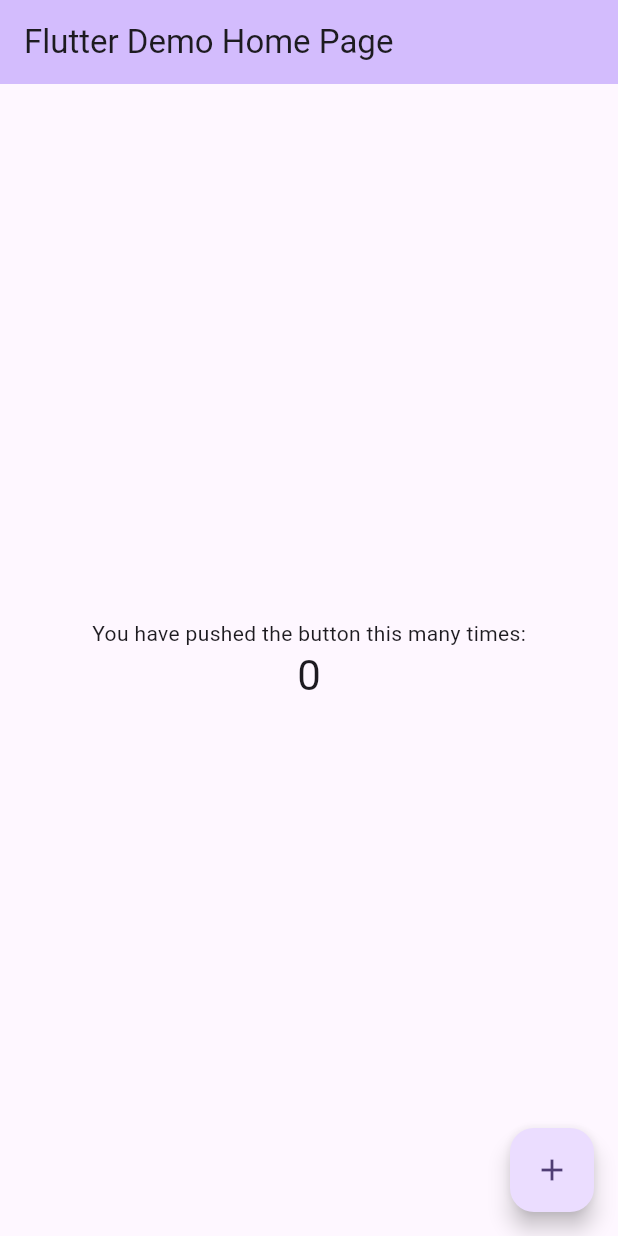
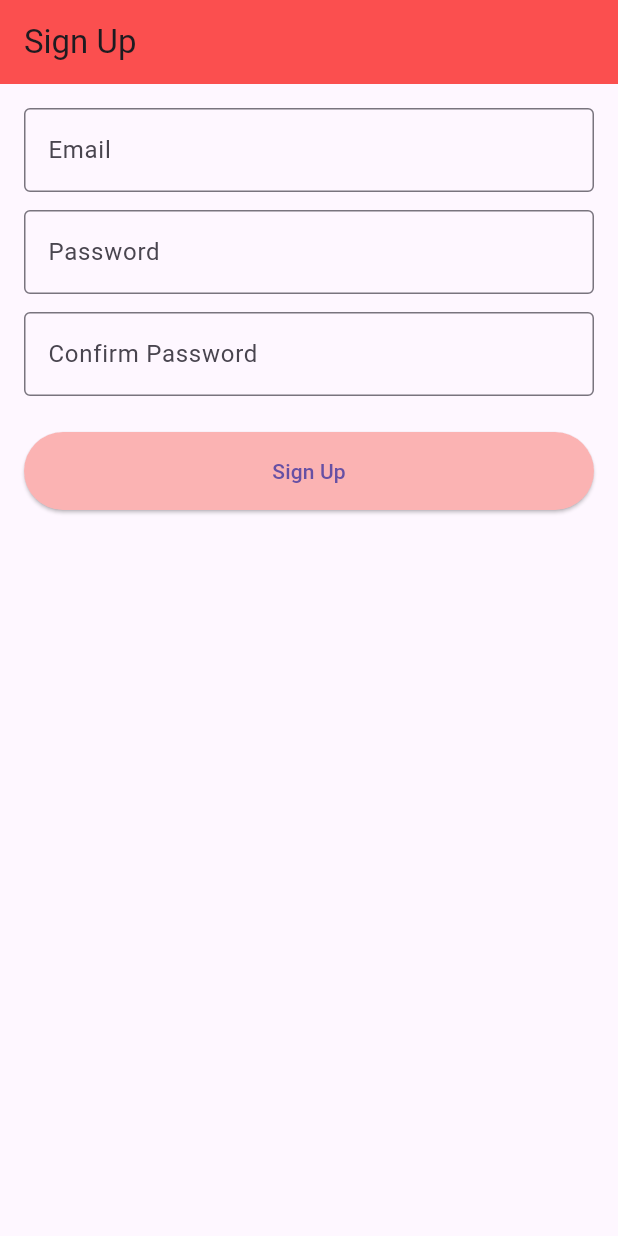
Before and after one commit to MTuffaha/project2, a Flutter app: the screen it shows after launch, on a phone screen of 412 x 824 dp. Run offline on Flutter 3.47's test engine with Material 3 defaults, Android fonts, the phone set to English and light mode, and no system bars.

Commit message:
signup added and main.dart changed

```diff
--- a/mobdevproj2/lib/main.dart
+++ b/mobdevproj2/lib/main.dart
@@ -1,125 +1,21 @@
 import 'package:flutter/material.dart';
+import 'signup_page.dart';
 
 void main() {
   runApp(const MyApp());
 }
 
 class MyApp extends StatelessWidget {
-  const MyApp({super.key});
+  const MyApp({Key? key});
 
-  // This widget is the root of your application.
   @override
   Widget build(BuildContext context) {
     return MaterialApp(
-      title: 'Flutter Demo',
+      title: 'Your App Title',
       theme: ThemeData(
-        // This is the theme of your application.
-        //
-        // TRY THIS: Try running your application with "flutter run". You'll see
-        // the application has a purple toolbar. Then, without quitting the app,
-        // try changing the seedColor in the colorScheme below to Colors.green
-        // and then invoke "hot reload" (save your changes or press the "hot
-        // reload" button in a Flutter-supported IDE, or press "r" if you used
-        // the command line to start the app).
-        //
-        // Notice that the counter didn't reset back to zero; the application
-        // state is not lost during the reload. To reset the state, use hot
-        // restart instead.
-        //
-        // This works for code too, not just values: Most code changes can be
-        // tested with just a hot reload.
-        colorScheme: ColorScheme.fromSeed(seedColor: Colors.deepPurple),
-        useMaterial3: true,
+
       ),
-      home: const MyHomePage(title: 'Flutter Demo Home Page'),
+      home: SignUpPage(), //signuppage as home temporarily
     );
   }
 }
-
-class MyHomePage extends StatefulWidget {
-  const MyHomePage({super.key, required this.title});
-
-  // This widget is the home page of your application. It is stateful, meaning
-  // that it has a State object (defined below) that contains fields that affect
-  // how it looks.
-
-  // This class is the configuration for the state. It holds the values (in this
-  // case the title) provided by the parent (in this case the App widget) and
-  // used by the build method of the State. Fields in a Widget subclass are
-  // always marked "final".
-
-  final String title;
-
-  @override
-  State<MyHomePage> createState() => _MyHomePageState();
-}
-
-class _MyHomePageState extends State<MyHomePage> {
-  int _counter = 0;
-
-  void _incrementCounter() {
-    setState(() {
-      // This call to setState tells the Flutter framework that something has
-      // changed in this State, which causes it to rerun the build method below
-      // so that the display can reflect the updated values. If we changed
-      // _counter without calling setState(), then the build method would not be
-      // called again, and so nothing would appear to happen.
-      _counter++;
-    });
-  }
-
-  @override
-  Widget build(BuildContext context) {
-    // This method is rerun every time setState is called, for instance as done
-    // by the _incrementCounter method above.
-    //
-    // The Flutter framework has been optimized to make rerunning build methods
-    // fast, so that you can just rebuild anything that needs updating rather
-    // than having to individually change instances of widgets.
-    return Scaffold(
-      appBar: AppBar(
-        // TRY THIS: Try changing the color here to a specific color (to
-        // Colors.amber, perhaps?) and trigger a hot reload to see the AppBar
-        // change color while the other colors stay the same.
-        backgroundColor: Theme.of(context).colorScheme.inversePrimary,
-        // Here we take the value from the MyHomePage object that was created by
-        // the App.build method, and use it to set our appbar title.
-        title: Text(widget.title),
-      ),
-      body: Center(
-        // Center is a layout widget. It takes a single child and positions it
-        // in the middle of the parent.
-        child: Column(
-          // Column is also a layout widget. It takes a list of children and
-          // arranges them vertically. By default, it sizes itself to fit its
-          // children horizontally, and tries to be as tall as its parent.
-          //
-          // Column has various properties to control how it sizes itself and
-          // how it positions its children. Here we use mainAxisAlignment to
-          // center the children vertically; the main axis here is the vertical
-          // axis because Columns are vertical (the cross axis would be
-          // horizontal).
-          //
-          // TRY THIS: Invoke "debug painting" (choose the "Toggle Debug Paint"
-          // action in the IDE, or press "p" in the console), to see the
-          // wireframe for each widget.
-          mainAxisAlignment: MainAxisAlignment.center,
-          children: <Widget>[
-            const Text(
-              'You have pushed the button this many times:',
-            ),
-            Text(
-              '$_counter',
-              style: Theme.of(context).textTheme.headlineMedium,
-            ),
-          ],
-        ),
-      ),
-      floatingActionButton: FloatingActionButton(
-        onPressed: _incrementCounter,
-        tooltip: 'Increment',
-        child: const Icon(Icons.add),
-      ), // This trailing comma makes auto-formatting nicer for build methods.
-    );
-  }
-}
--- a/mobdevproj2/lib/signup_page.dart
+++ b/mobdevproj2/lib/signup_page.dart
@@ -0,0 +1,129 @@
+import 'package:flutter/material.dart';
+
+class SignUpPage extends StatelessWidget {
+  @override
+  Widget build(BuildContext context) {
+    return Scaffold(
+      appBar: AppBar(
+        title: Text('Sign Up'),
+        backgroundColor: Color(0xFFFB4F4F),
+      ),
+      body: SingleChildScrollView(
+        child: Padding(
+          padding: EdgeInsets.all(16.0),
+          child: SignUpForm(),
+        ),
+      ),
+    );
+  }
+}
+
+class SignUpForm extends StatefulWidget {
+  @override
+  _SignUpFormState createState() => _SignUpFormState();
+}
+
+class _SignUpFormState extends State<SignUpForm> {
+  final _formKey = GlobalKey<FormState>();
+  final TextEditingController _passwordController = TextEditingController();
+  final TextEditingController _confirmPasswordController =
+      TextEditingController();
+
+  String _email = '';
+  String _password = '';
+  String _confirmPassword = '';
+
+  @override
+  void dispose() {
+    _passwordController.dispose();
+    _confirmPasswordController.dispose();
+    super.dispose();
+  }
+
+  void _submitForm() {
+    if (_formKey.currentState!.validate()) {
+     //firebase logic needed
+      print('Email: $_email');
+      print('Password: $_password');
+    }
+  }
+
+  @override
+  Widget build(BuildContext context) {
+    return Form(
+      key: _formKey,
+      child: Column(
+        crossAxisAlignment: CrossAxisAlignment.stretch,
+        children: <Widget>[
+          TextFormField(
+            keyboardType: TextInputType.emailAddress,
+            decoration: InputDecoration(
+              labelText: 'Email',
+              border: OutlineInputBorder(),
+            ),
+            validator: (value) {
+              if (value == null || value.isEmpty) {
+                return 'Please enter your email';
+              }
+              return null;
+            },
+            onChanged: (value) {
+              setState(() {
+                _email = value;
+              });
+            },
+          ),
+          SizedBox(height: 12.0),
+          TextFormField(
+            controller: _passwordController,
+            obscureText: true,
+            decoration: InputDecoration(
+              labelText: 'Password',
+              border: OutlineInputBorder(),
+            ),
+            validator: (value) {
+              if (value == null || value.isEmpty) {
+                return 'Please enter a password';
+              }
+              return null;
+            },
+            onChanged: (value) {
+              setState(() {
+                _password = value;
+              });
+            },
+          ),
+          SizedBox(height: 12.0),
+          TextFormField(
+            controller: _confirmPasswordController,
+            obscureText: true,
+            decoration: InputDecoration(
+              labelText: 'Confirm Password',
+              border: OutlineInputBorder(),
+            ),
+            validator: (value) {
+              if (value != _passwordController.text) {
+                return 'Passwords do not match';
+              }
+              return null;
+            },
+            onChanged: (value) {
+              setState(() {
+                _confirmPassword = value;
+              });
+            },
+          ),
+          SizedBox(height: 24.0),
+          ElevatedButton(
+            onPressed: _submitForm,
+            child: Text('Sign Up'),
+            style: ElevatedButton.styleFrom(
+              primary: Color(0xFFFBB3B3),
+              padding: EdgeInsets.symmetric(vertical: 16.0),
+            ),
+          ),
+        ],
+      ),
+    );
+  }
+}
```
